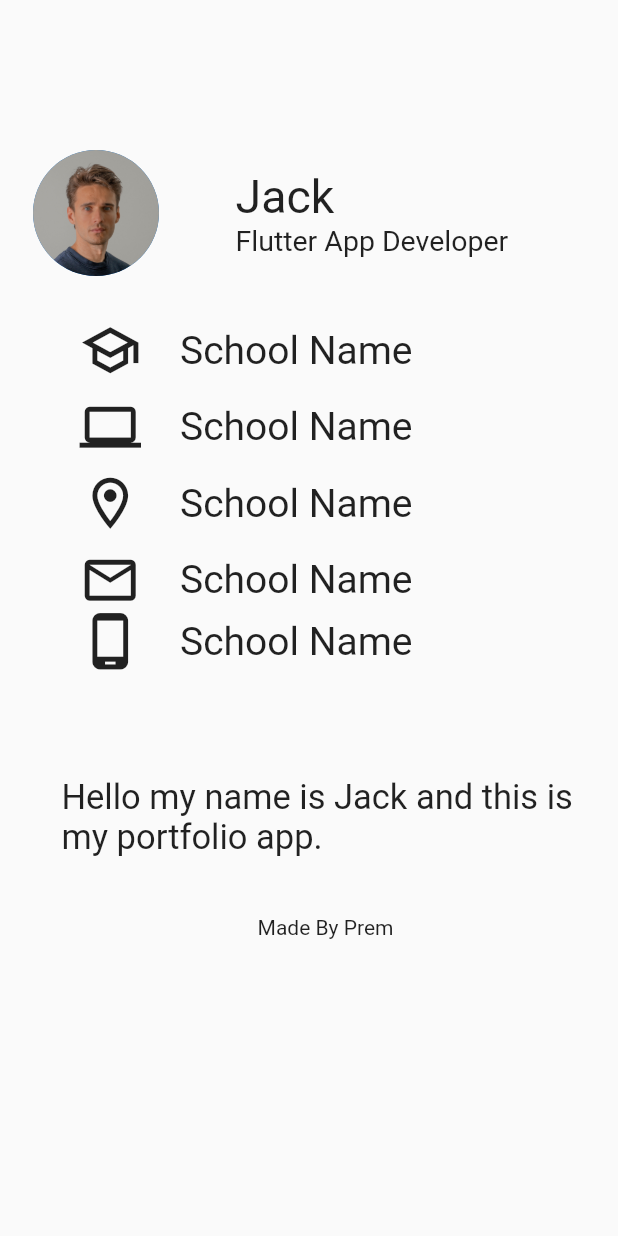
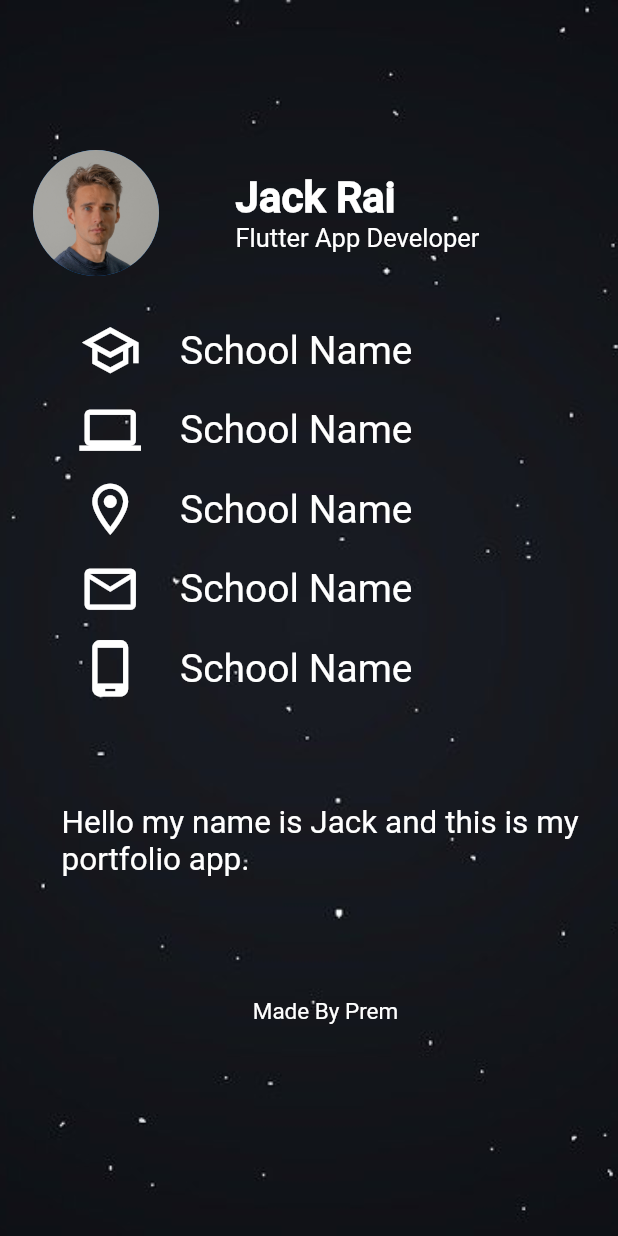
Before and after one commit to PremRai345/PortfolioApp, a Flutter app: the screen it shows after launch, on a phone screen of 412 x 824 dp. Run offline on Flutter 3.47's test engine with Material 2 defaults, Android fonts, the phone set to English and light mode, and no system bars; Roboto replaces fonts that are missing (assets/fonts/Roboto-Regular.ttf).

Commit message:
Image as background
Used Image as background and image fonts and icons colors to white.

```diff
--- a/portfolio_app/lib/main.dart
+++ b/portfolio_app/lib/main.dart
@@ -14,7 +14,14 @@ class HomeScreen extends StatelessWidget {
   @override
   Widget build(BuildContext context) {
     return Scaffold(
-      body: Padding(
+      body: Container(
+        decoration: const BoxDecoration(
+          image: DecorationImage(
+            image: AssetImage('assets/images/background.jpg'),
+            fit: BoxFit.cover,
+          ),
+        ),
+        child: Padding(
           padding: const EdgeInsets.only(top: 100, left: 22),
           child: Column(
             children: [
@@ -29,14 +36,19 @@ class HomeScreen extends StatelessWidget {
                     crossAxisAlignment: CrossAxisAlignment.start,
                     children: const [
                       Text(
-                      'Jack',
+                        'Jack Rai',
                         style: TextStyle(
-                          fontSize: 31,
+                            fontSize: 28,
+                            color: Colors.white,
+                            fontWeight: FontWeight.bold,
                             fontFamily: 'assets/fonts/Roboto-Regular.ttf'),
                       ),
                       Text(
                         'Flutter App Developer',
-                      style: TextStyle(fontSize: 19),
+                        style: TextStyle(
+                          fontSize: 17,
+                          color: Colors.white,
+                        ),
                       ),
                     ],
                   )
@@ -49,40 +61,70 @@ class HomeScreen extends StatelessWidget {
                   children: [
                     Row(
                       children: const [
-                      Icon(Icons.school_outlined, size: 41),
+                        Icon(Icons.school_outlined,
+                            size: 41, color: Colors.white),
                         SizedBox(width: 26),
-                      Text('School Name', style: TextStyle(fontSize: 26)),
+                        Text(
+                          'School Name',
+                          style: TextStyle(
+                            fontSize: 26,
+                            color: Colors.white,
+                          ),
+                        ),
                       ],
                     ),
-                  const SizedBox(height: 10),
+                    const SizedBox(height: 12),
                     Row(
                       children: const [
-                      Icon(Icons.computer_outlined, size: 41),
+                        Icon(Icons.computer_outlined,
+                            size: 41, color: Colors.white),
                         SizedBox(width: 26),
-                      Text('School Name', style: TextStyle(fontSize: 26)),
+                        Text(
+                          'School Name',
+                          style: TextStyle(
+                            fontSize: 26,
+                            color: Colors.white,
+                          ),
+                        ),
                       ],
                     ),
-                  const SizedBox(height: 10),
+                    const SizedBox(height: 12),
                     Row(
                       children: const [
-                      Icon(Icons.location_on_outlined, size: 41),
+                        Icon(Icons.location_on_outlined,
+                            size: 41, color: Colors.white),
                         SizedBox(width: 26),
-                      Text('School Name', style: TextStyle(fontSize: 26)),
+                        Text(
+                          'School Name',
+                          style: TextStyle(
+                            fontSize: 26,
+                            color: Colors.white,
+                          ),
+                        ),
                       ],
                     ),
-                  const SizedBox(height: 10),
+                    const SizedBox(height: 12),
                     Row(
                       children: const [
-                      Icon(Icons.email_outlined, size: 41),
+                        Icon(Icons.email_outlined,
+                            size: 41, color: Colors.white),
                         SizedBox(width: 26),
-                      Text('School Name', style: TextStyle(fontSize: 26)),
+                        Text(
+                          'School Name',
+                          style: TextStyle(fontSize: 26, color: Colors.white),
+                        ),
                       ],
                     ),
+                    const SizedBox(height: 12),
                     Row(
                       children: const [
-                      Icon(Icons.phone_android_outlined, size: 41),
+                        Icon(Icons.phone_android_outlined,
+                            size: 41, color: Colors.white),
                         SizedBox(width: 26),
-                      Text('School Name', style: TextStyle(fontSize: 26)),
+                        Text(
+                          'School Name',
+                          style: TextStyle(fontSize: 26, color: Colors.white),
+                        ),
                       ],
                     ),
                   ],
@@ -93,12 +135,16 @@ class HomeScreen extends StatelessWidget {
                 padding: EdgeInsets.all(19.0),
                 child: Text(
                   'Hello my name is Jack and this is my portfolio app.',
-                style: TextStyle(fontSize: 23),
+                  style: TextStyle(fontSize: 21, color: Colors.white),
                 ),
               ),
-            const SizedBox(height: 19),
-            const Text('Made By Prem'),
+              const SizedBox(height: 60),
+              const Text(
+                'Made By Prem',
+                style: TextStyle(fontSize: 15, color: Colors.white),
+              ),
             ],
+          ),
         ),
       ),
     );
```
Also changed, not shown: portfolio_app/assets/images/background.jpg (added). Lines whose indentation alone changed are shown as unchanged.
